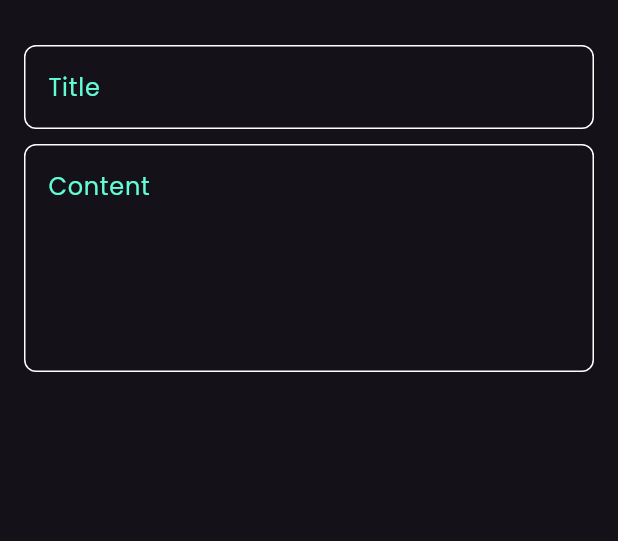
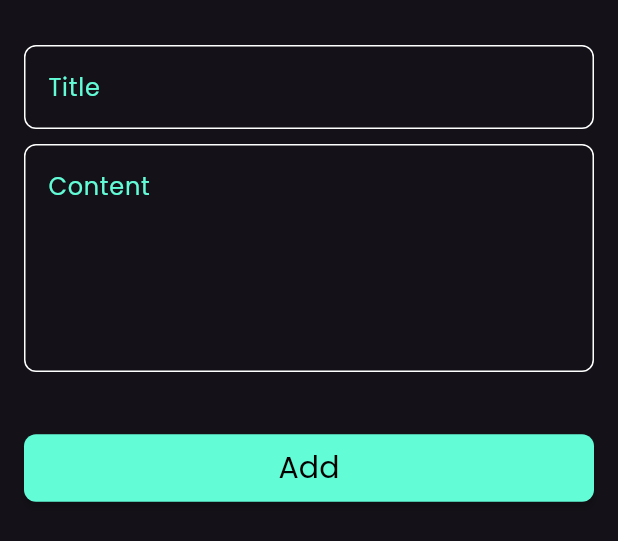
Before and after one commit to mahmoud123asd/NotesApp, a Flutter app: the AddNoteBottomSheet widget shown alone on an empty page, opened directly, on a phone screen of 412 x 824 dp. Shown: the top 541 px of the screen. Run offline on Flutter 3.47's test engine with Material 3 defaults, Android fonts, the phone set to English and light mode, and no system bars.

Commit message:
add button to notes bottom sheet

```diff
--- a/analysis_options.yaml
+++ b/analysis_options.yaml
@@ -7,6 +7,9 @@
 
 # The following line activates a set of recommended lints for Flutter apps,
 # packages, and plugins designed to encourage good coding practices.
+analyzer:
+  errors:
+    file_names: ignore
 include: package:flutter_lints/flutter.yaml
 
 linter:
--- a/lib/widgets/add_note_bottom_sheet.dart
+++ b/lib/widgets/add_note_bottom_sheet.dart
@@ -1,4 +1,5 @@
 import 'package:flutter/material.dart';
+import 'package:notes_app/widgets/custom_button%20.dart';
 import 'package:notes_app/widgets/custom_text_field.dart';
 
 class AddNoteBottomSheet extends StatelessWidget {
@@ -8,6 +9,7 @@ class AddNoteBottomSheet extends StatelessWidget {
   Widget build(BuildContext context) {
     return Padding(
       padding: const EdgeInsets.symmetric(horizontal: 16),
+      child: SingleChildScrollView(
         child: Column(
           children: [
             SizedBox(
@@ -23,7 +25,15 @@ class AddNoteBottomSheet extends StatelessWidget {
               hintText: "Content",
               maxLines: 5,
             ),
+            SizedBox(
+              height: 40,
+            ),
+            CustomButton(),
+            SizedBox(
+              height: 10,
+            ),
           ],
+        ),
       ),
     );
   }
--- /dev/null
+++ b/lib/widgets/custom_button .dart
@@ -0,0 +1,23 @@
+import 'package:flutter/material.dart';
+import 'package:notes_app/constants.dart';
+
+class CustomButton extends StatelessWidget {
+  const CustomButton({super.key});
+
+  @override
+  Widget build(BuildContext context) {
+    return MaterialButton(
+      shape: RoundedRectangleBorder(borderRadius: BorderRadius.circular(8)),
+      minWidth: MediaQuery.of(context).size.width,
+      height: 45,
+      onPressed: () {},
+      color: kPrimaryColor,
+      child: Center(
+        child: Text(
+          "Add",
+          style: TextStyle(color: Colors.black, fontSize: 20),
+        ),
+      ),
+    );
+  }
+}
```
Lines whose indentation alone changed are shown as unchanged.
